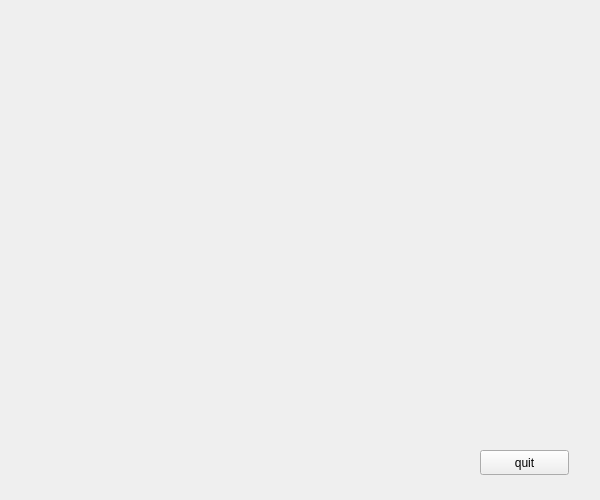
First picture: the form in demo1/viewapment.ui, repository KeviaWang/work, before the edit.
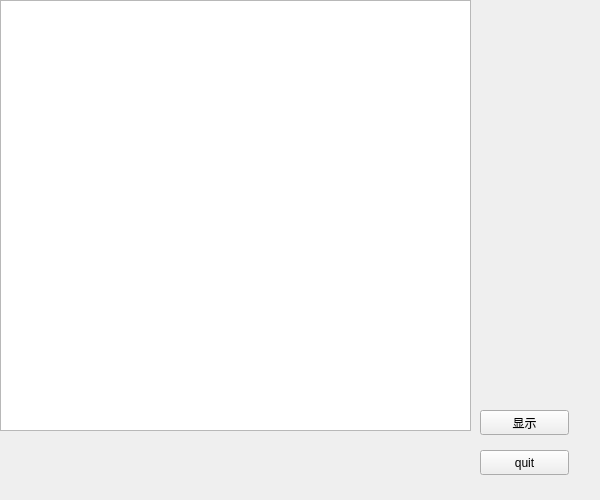
Second picture: the form after the edit.

What changed in the file:
```diff
--- a/demo1/viewapment.ui
+++ b/demo1/viewapment.ui
@@ -26,6 +26,29 @@
     <string>quit</string>
    </property>
   </widget>
+  <widget class="QTableWidget" name="tableWidget">
+   <property name="geometry">
+    <rect>
+     <x>0</x>
+     <y>0</y>
+     <width>471</width>
+     <height>431</height>
+    </rect>
+   </property>
+  </widget>
+  <widget class="QPushButton" name="pushButton_2">
+   <property name="geometry">
+    <rect>
+     <x>480</x>
+     <y>410</y>
+     <width>89</width>
+     <height>25</height>
+    </rect>
+   </property>
+   <property name="text">
+    <string>显示</string>
+   </property>
+  </widget>
  </widget>
  <resources/>
  <connections>
```
